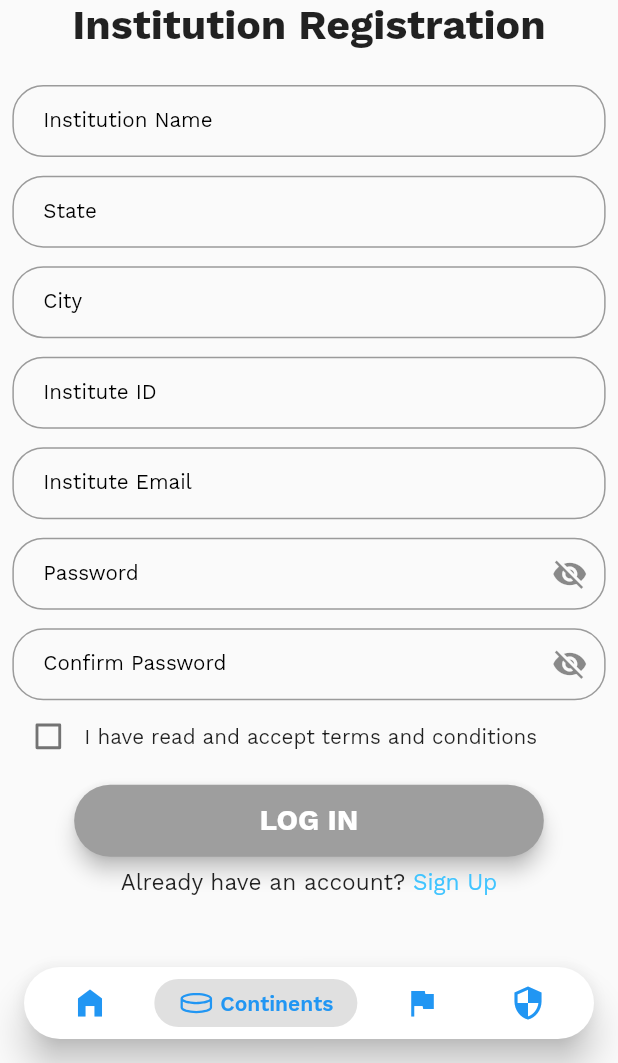
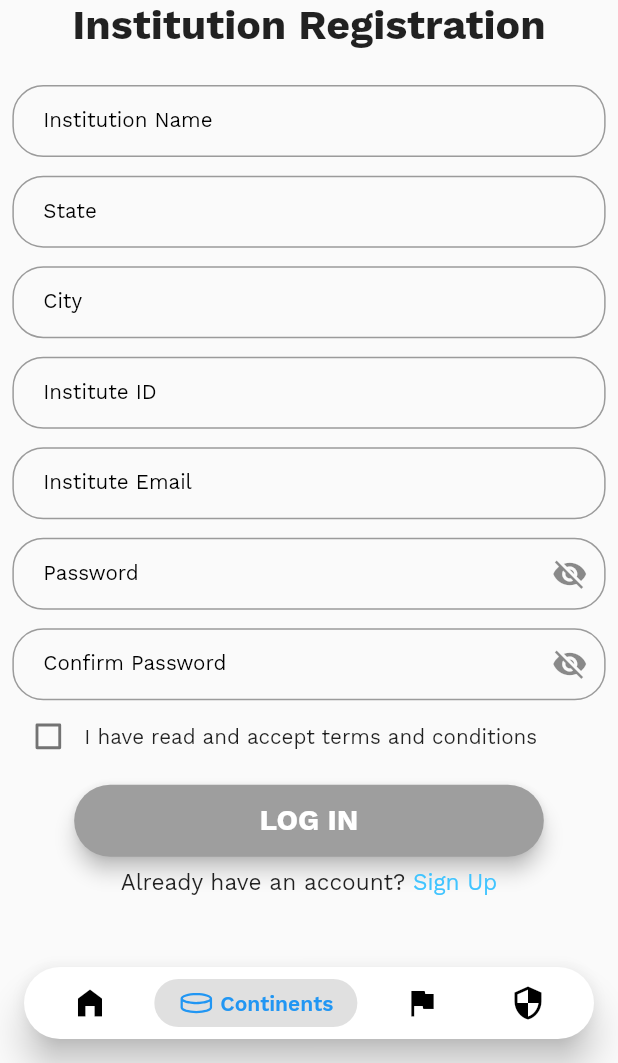
Before and after one commit to AdityaChaudhary18/Medonate, a Flutter app: the NavBarPage screen opened by its route, item 2 of the bottom bar chosen, after a tap on "LOG IN", on a phone screen of 412 x 824 dp, the part 173-1236 px from its top. Run offline on Flutter 3.47's test engine with Material 2 defaults, Android fonts, the phone set to English and light mode, and no system bars; drawn by our look-alikes of google_nav_bar; our stand-ins replace flutter_svg, line_icons, shared_preferences, sizer; accounts and stored records are empty.

Commit message:
Dashboard basics made

```diff
--- a/lib/Screens/auth/login_page.dart
+++ b/lib/Screens/auth/login_page.dart
@@ -77,7 +77,7 @@ class _LoginPageState extends State<LoginPage> {
                       child: RoundedButton(
                         color: Color(0xFF004AAD),
                         onPressed: () {
-                          Navigator.pushReplacementNamed(context, '/landing');
+                          Navigator.pushReplacementNamed(context, '/navbar');
                         },
                         text: "LOG IN",
                       ),
--- /dev/null
+++ b/lib/Screens/dashboard/landing.dart
@@ -0,0 +1,71 @@
+import 'package:flutter/material.dart';
+import 'navBar.dart';
+import 'package:sizer/sizer.dart';
+import 'package:line_icons/line_icon.dart';
+
+class LandingPage extends StatefulWidget {
+  const LandingPage({Key? key}) : super(key: key);
+
+  @override
+  _LandingPageState createState() => _LandingPageState();
+}
+
+class _LandingPageState extends State<LandingPage> {
+  @override
+  Widget build(BuildContext context) {
+    return Scaffold(
+      extendBodyBehindAppBar: true,
+      appBar: AppBar(
+        titleSpacing: 0,
+        actions: [
+          TextButton(
+            onPressed: () {},
+            child: CircleAvatar(
+              backgroundColor: Colors.transparent,
+              child: Icon(
+                Icons.add_alert,
+                color: Colors.black,
+                size: 5.h,
+              ),
+            ),
+          ),
+        ],
+        leading: CircleAvatar(
+          backgroundColor: Colors.transparent,
+          child: Icon(
+            Icons.account_circle_outlined,
+            color: Colors.black,
+            size: 5.h,
+          ),
+        ),
+        title: Text(
+          "MEDONATE",
+          style: TextStyle(
+              color: Colors.black,
+              fontSize: 20.sp,
+              fontWeight: FontWeight.bold),
+        ),
+        backgroundColor: Colors.transparent,
+        elevation: 0,
+      ),
+      body: SafeArea(
+        child: Center(
+          child: Column(
+            children: [
+              Padding(
+                padding: EdgeInsets.symmetric(horizontal: 8.w),
+                child: Container(
+                  height: 20.h,
+                  decoration: BoxDecoration(
+                      border: Border.all(color: Colors.blueAccent)),
+                ),
+              ),
+              Container(),
+              Container(),
+            ],
+          ),
+        ),
+      ),
+    );
+  }
+}
--- a/lib/Screens/dashboard/navBar.dart
+++ b/lib/Screens/dashboard/navBar.dart
@@ -5,7 +5,7 @@ import 'package:flutter/material.dart';
 import 'package:google_nav_bar/google_nav_bar.dart';
 import 'package:line_icons/line_icons.dart';
 import 'package:provider/provider.dart';
-
+import 'landing.dart';
 import '../pageNotFound.dart';
 
 class NavBarPage extends StatefulWidget {
@@ -19,7 +19,7 @@ class _NavBarPageState extends State<NavBarPage>
   final PageController pageController = PageController();
   late TabController tabController;
   final List<Widget> pages = [
-    SignUpIndividual(),
+    LandingPage(),
     SignUpInstitution(),
     OnBoardingScreen(),
     PageNotFound()
@@ -62,7 +62,7 @@ class _NavBarPageState extends State<NavBarPage>
                       duration: Duration(milliseconds: 500),
                       activeColor: Theme.of(context).primaryColor,
                       tabBackgroundColor: Theme.of(context).buttonColor,
-                      color: Theme.of(context).accentColor,
+                      color: Colors.black,
                       backgroundColor: Theme.of(context).bottomAppBarColor,
                       tabs: [
                         GButton(
--- a/lib/router.dart
+++ b/lib/router.dart
@@ -6,6 +6,7 @@ import 'package:dose_care/Screens/dashboard/navBar.dart';
 import 'package:dose_care/Screens/auth/signup_individual.dart';
 import 'package:dose_care/Screens/auth/signup_institution.dart';
 import 'package:dose_care/Screens/intro/onboardingScreen.dart';
+import 'package:dose_care/Screens/dashboard/landing.dart';
 
 class RouteGenerator {
   static Route<dynamic> generateRoute(RouteSettings settings) {
@@ -15,8 +16,10 @@ class RouteGenerator {
         return MaterialPageRoute(builder: (_) => LoginPage());
       case '/signup':
         return MaterialPageRoute(builder: (_) => SignUpPage());
+      case '/navbar':
+        return MaterialPageRoute(builder: (_) => NavBarPage());
       case '/landing':
-        return MaterialPageRoute(builder: (_) => NavBarPage());
+        return MaterialPageRoute(builder: (_) => LandingPage());
       case '/individual':
         return MaterialPageRoute(builder: (_) => SignUpIndividual());
       case '/institution':
```
